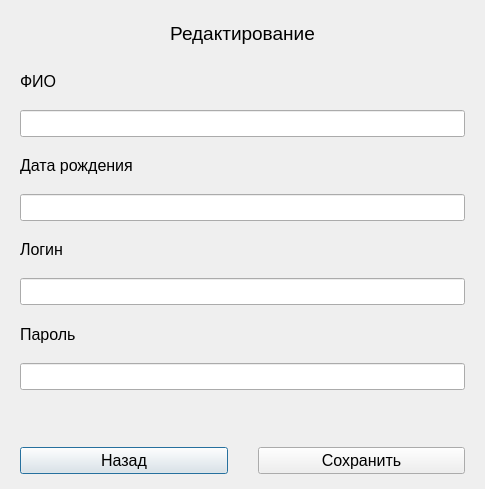
Qt form ui_files/change_data.ui (Vanovango/Chess_Tasks_Profi) before a commit.
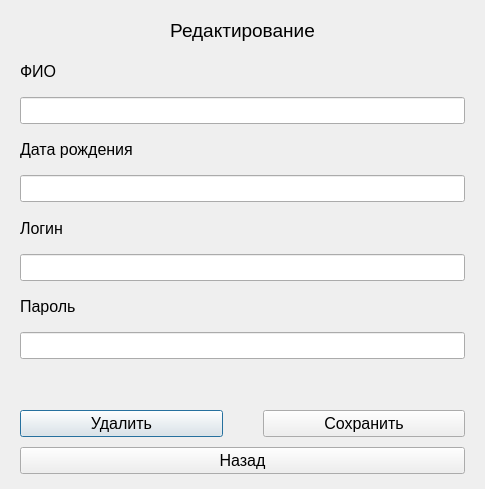
The same form after that commit.

```diff
--- a/ui_files/change_data.ui
+++ b/ui_files/change_data.ui
@@ -138,7 +138,7 @@
    <item>
     <layout class="QHBoxLayout" name="horizontalLayout">
      <property name="spacing">
-      <number>30</number>
+      <number>40</number>
      </property>
      <item>
       <widget class="QPushButton" name="pushButton">
@@ -148,7 +148,7 @@
         </font>
        </property>
        <property name="text">
-        <string>Назад</string>
+        <string>Удалить</string>
        </property>
       </widget>
      </item>
@@ -166,6 +166,18 @@
      </item>
     </layout>
    </item>
+   <item>
+    <widget class="QPushButton" name="pushButton_back">
+     <property name="font">
+      <font>
+       <pointsize>12</pointsize>
+      </font>
+     </property>
+     <property name="text">
+      <string>Назад</string>
+     </property>
+    </widget>
+   </item>
   </layout>
  </widget>
  <resources/>
```
Left out of the diff: 24 changed lines with no effect on the pictures.
